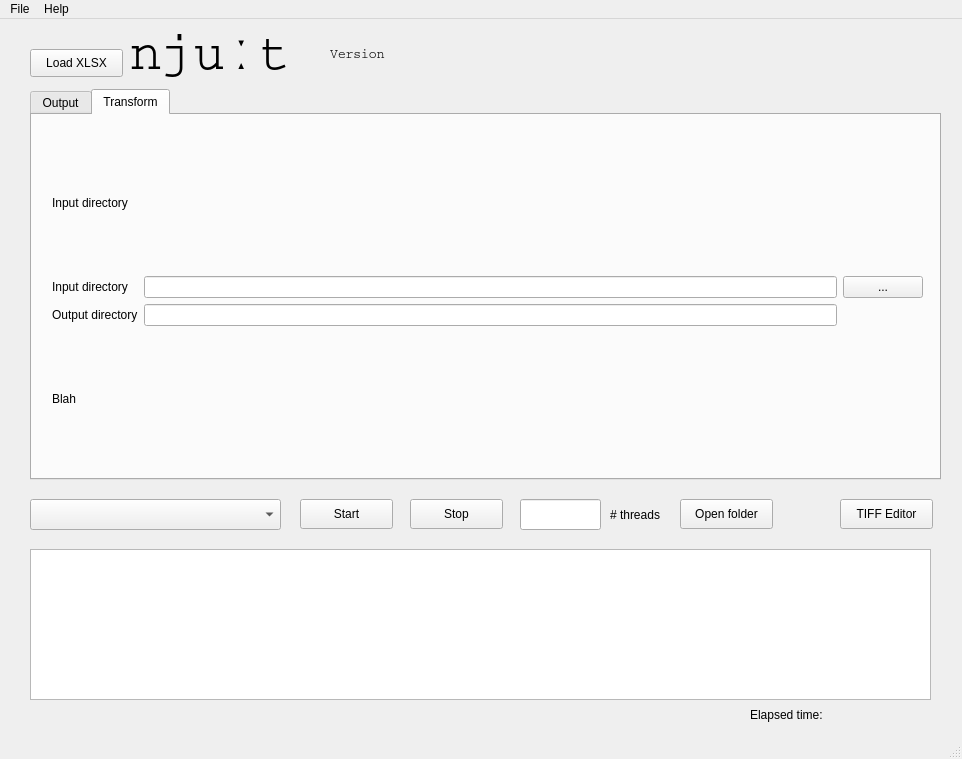
Old version of the form mainwindow.ui in the repository Neural-Systems-at-UIO/nutil.
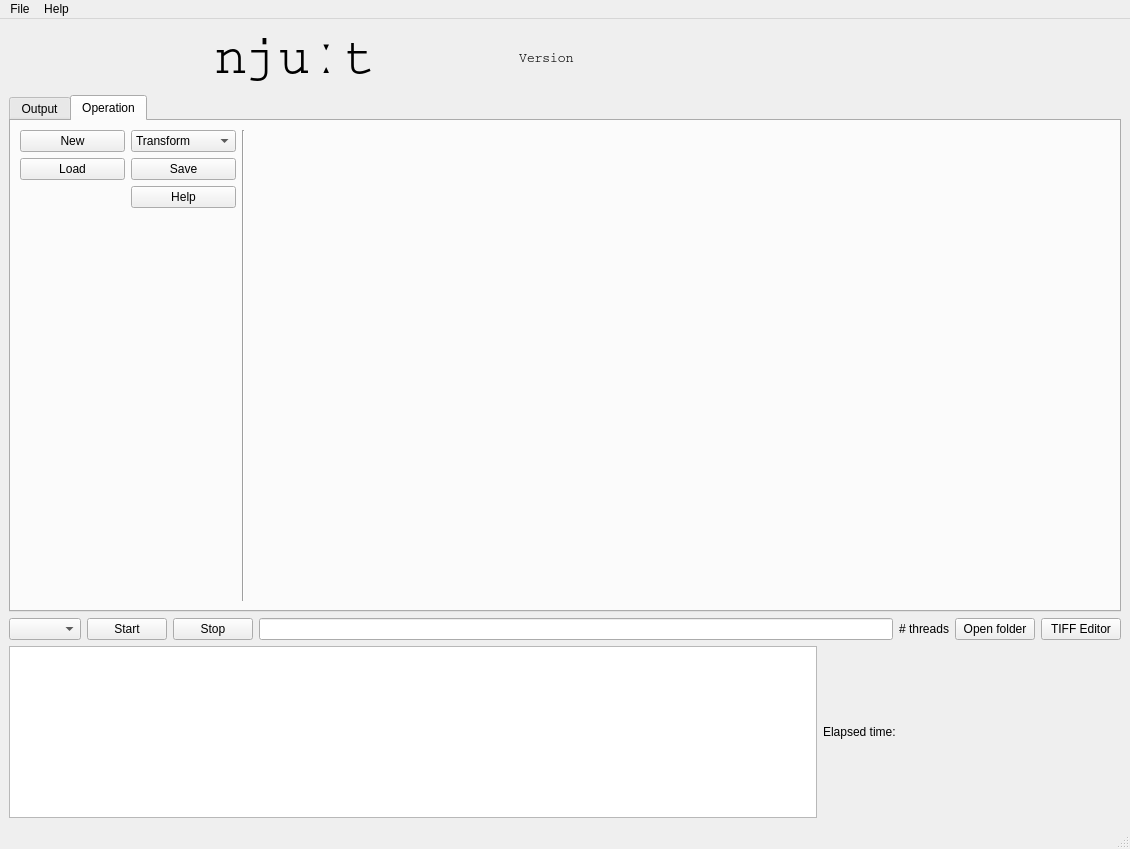
New version of the form.

Diff of the .ui file:
```diff
--- a/mainwindow.ui
+++ b/mainwindow.ui
@@ -6,282 +6,227 @@
    <rect>
     <x>0</x>
     <y>0</y>
-    <width>962</width>
-    <height>759</height>
+    <width>1130</width>
+    <height>849</height>
    </rect>
   </property>
   <property name="windowTitle">
    <string>NeSys Utilities</string>
   </property>
   <widget class="QWidget" name="centralwidget">
-   <widget class="QPushButton" name="btnLoad">
-    <property name="geometry">
-     <rect>
-      <x>30</x>
-      <y>30</y>
-      <width>93</width>
-      <height>28</height>
-     </rect>
-    </property>
-    <property name="text">
-     <string>Load XLSX</string>
-    </property>
-   </widget>
-   <widget class="QPushButton" name="btnStart">
-    <property name="geometry">
-     <rect>
-      <x>300</x>
-      <y>480</y>
-      <width>93</width>
-      <height>30</height>
-     </rect>
-    </property>
-    <property name="text">
-     <string>Start</string>
-    </property>
-   </widget>
-   <widget class="QPushButton" name="btnStop">
-    <property name="geometry">
-     <rect>
-      <x>410</x>
-      <y>480</y>
-      <width>93</width>
-      <height>30</height>
-     </rect>
-    </property>
-    <property name="text">
-     <string>Stop</string>
-    </property>
-   </widget>
-   <widget class="QTextBrowser" name="txtError">
-    <property name="geometry">
-     <rect>
-      <x>30</x>
-      <y>530</y>
-      <width>901</width>
-      <height>151</height>
-     </rect>
-    </property>
-   </widget>
-   <widget class="QLabel" name="lblMain">
-    <property name="geometry">
-     <rect>
-      <x>330</x>
-      <y>0</y>
-      <width>581</width>
-      <height>71</height>
-     </rect>
-    </property>
-    <property name="font">
-     <font>
-      <family>Courier</family>
-      <pointsize>10</pointsize>
-     </font>
-    </property>
-    <property name="text">
-     <string>Version</string>
-    </property>
-   </widget>
-   <widget class="QComboBox" name="cmbSheets">
-    <property name="geometry">
-     <rect>
-      <x>30</x>
-      <y>480</y>
-      <width>251</width>
-      <height>31</height>
-     </rect>
-    </property>
-   </widget>
-   <widget class="QPushButton" name="btnTiffEdit">
-    <property name="geometry">
-     <rect>
-      <x>840</x>
-      <y>480</y>
-      <width>93</width>
-      <height>30</height>
-     </rect>
-    </property>
-    <property name="text">
-     <string>TIFF Editor</string>
-    </property>
-   </widget>
-   <widget class="QLabel" name="lblMain_2">
-    <property name="geometry">
-     <rect>
-      <x>130</x>
-      <y>0</y>
-      <width>191</width>
-      <height>71</height>
-     </rect>
-    </property>
-    <property name="font">
-     <font>
-      <family>Courier</family>
-      <pointsize>40</pointsize>
-     </font>
-    </property>
-    <property name="text">
-     <string>njuːt</string>
-    </property>
-   </widget>
-   <widget class="QLabel" name="lblNewt">
-    <property name="geometry">
-     <rect>
-      <x>770</x>
-      <y>-10</y>
-      <width>171</width>
-      <height>101</height>
-     </rect>
-    </property>
-    <property name="text">
-     <string/>
-    </property>
-    <property name="scaledContents">
-     <bool>true</bool>
-    </property>
-   </widget>
-   <widget class="QLineEdit" name="leProcessors">
-    <property name="geometry">
-     <rect>
-      <x>520</x>
-      <y>480</y>
-      <width>81</width>
-      <height>31</height>
-     </rect>
-    </property>
-   </widget>
-   <widget class="QLabel" name="label">
-    <property name="geometry">
-     <rect>
-      <x>610</x>
-      <y>485</y>
-      <width>81</width>
-      <height>21</height>
-     </rect>
-    </property>
-    <property name="text">
-     <string># threads</string>
-    </property>
-   </widget>
-   <widget class="QPushButton" name="btnOpenFolder">
-    <property name="geometry">
-     <rect>
-      <x>680</x>
-      <y>480</y>
-      <width>93</width>
-      <height>30</height>
-     </rect>
-    </property>
-    <property name="text">
-     <string>Open folder</string>
-    </property>
-   </widget>
-   <widget class="QLabel" name="lblElapsedTime">
-    <property name="geometry">
-     <rect>
-      <x>750</x>
-      <y>675</y>
-      <width>181</width>
-      <height>41</height>
-     </rect>
-    </property>
-    <property name="text">
-     <string>Elapsed time:</string>
-    </property>
-   </widget>
-   <widget class="QTabWidget" name="tabWidget">
-    <property name="geometry">
-     <rect>
-      <x>30</x>
-      <y>70</y>
-      <width>911</width>
-      <height>391</height>
-     </rect>
-    </property>
-    <property name="currentIndex">
-     <number>1</number>
-    </property>
-    <widget class="QWidget" name="tab">
-     <attribute name="title">
-      <string>Output</string>
-     </attribute>
-     <widget class="QTextBrowser" name="txtInfo">
-      <property name="geometry">
-       <rect>
-        <x>10</x>
-        <y>10</y>
-        <width>891</width>
-        <height>351</height>
-       </rect>
+   <layout class="QGridLayout" name="gridLayout" rowstretch="1,15,1,5">
+    <item row="0" column="0">
+     <widget class="QLabel" name="lblNewt">
+      <property name="maximumSize">
+       <size>
+        <width>200</width>
+        <height>128</height>
+       </size>
       </property>
+      <property name="text">
+       <string/>
+      </property>
+      <property name="scaledContents">
+       <bool>true</bool>
+      </property>
      </widget>
-    </widget>
-    <widget class="QWidget" name="tab_2">
-     <attribute name="title">
-      <string>Transform</string>
-     </attribute>
-     <widget class="QWidget" name="gridLayoutWidget">
-      <property name="geometry">
-       <rect>
-        <x>20</x>
-        <y>20</y>
-        <width>871</width>
-        <height>331</height>
-       </rect>
+    </item>
+    <item row="0" column="1">
+     <widget class="QLabel" name="lblMain_2">
+      <property name="font">
+       <font>
+        <family>Courier</family>
+        <pointsize>40</pointsize>
+       </font>
       </property>
-      <layout class="QGridLayout" name="gridLayout">
-       <item row="0" column="0">
-        <widget class="QLabel" name="label_4">
-         <property name="text">
-          <string>Input directory</string>
-         </property>
-        </widget>
-       </item>
-       <item row="1" column="1">
-        <widget class="QLineEdit" name="leTransInputDirectory"/>
-       </item>
-       <item row="3" column="0">
-        <widget class="QLabel" name="label_3">
-         <property name="text">
-          <string>Blah</string>
-         </property>
-        </widget>
-       </item>
-       <item row="1" column="0">
-        <widget class="QLabel" name="label_2">
-         <property name="text">
-          <string>Input directory</string>
-         </property>
-        </widget>
-       </item>
-       <item row="1" column="2">
-        <widget class="QPushButton" name="bntSetInputDirectory">
-         <property name="text">
-          <string>...</string>
-         </property>
-        </widget>
-       </item>
-       <item row="2" column="0">
-        <widget class="QLabel" name="label_5">
-         <property name="text">
-          <string>Output directory</string>
-         </property>
-        </widget>
-       </item>
-       <item row="2" column="1">
-        <widget class="QLineEdit" name="leTransInputDirectory_2"/>
-       </item>
-      </layout>
+      <property name="text">
+       <string>njuːt</string>
+      </property>
      </widget>
-    </widget>
-   </widget>
+    </item>
+    <item row="0" column="2">
+     <widget class="QLabel" name="lblMain">
+      <property name="font">
+       <font>
+        <family>Courier</family>
+        <pointsize>10</pointsize>
+       </font>
+      </property>
+      <property name="text">
+       <string>Version</string>
+      </property>
+     </widget>
+    </item>
+    <item row="1" column="0" colspan="4">
+     <widget class="QTabWidget" name="tabWidget">
+      <property name="currentIndex">
+       <number>1</number>
+      </property>
+      <widget class="QWidget" name="tab">
+       <attribute name="title">
+        <string>Output</string>
+       </attribute>
+       <layout class="QGridLayout" name="gridLayout_3">
+        <item row="0" column="0">
+         <widget class="QTextBrowser" name="txtInfo"/>
+        </item>
+       </layout>
+      </widget>
+      <widget class="QWidget" name="tab_2">
+       <attribute name="title">
+        <string>Operation</string>
+       </attribute>
+       <layout class="QHBoxLayout" name="horizontalLayout" stretch="2,0,8">
+        <item>
+         <layout class="QGridLayout" name="gridLayout_4">
+          <item row="1" column="1">
+           <widget class="QPushButton" name="btnSave">
+            <property name="text">
+             <string>Save</string>
+            </property>
+           </widget>
+          </item>
+          <item row="0" column="0">
+           <widget class="QPushButton" name="btnNew">
+            <property name="text">
+             <string>New</string>
+            </property>
+           </widget>
+          </item>
+          <item row="1" column="0">
+           <widget class="QPushButton" name="btnLoad_2">
+            <property name="text">
+             <string>Load</string>
+            </property>
+           </widget>
+          </item>
+          <item row="2" column="1">
+           <widget class="QPushButton" name="pushButton">
+            <property name="text">
+             <string>Help</string>
+            </property>
+           </widget>
+          </item>
+          <item row="0" column="1">
+           <widget class="QComboBox" name="cmbNew">
+            <item>
+             <property name="text">
+              <string>Transform</string>
+             </property>
+            </item>
+            <item>
+             <property name="text">
+              <string>Quantifier</string>
+             </property>
+            </item>
+           </widget>
+          </item>
+          <item row="3" column="1">
+           <spacer name="verticalSpacer">
+            <property name="orientation">
+             <enum>Qt::Vertical</enum>
+            </property>
+            <property name="sizeHint" stdset="0">
+             <size>
+              <width>20</width>
+              <height>40</height>
+             </size>
+            </property>
+           </spacer>
+          </item>
+         </layout>
+        </item>
+        <item>
+         <widget class="Line" name="line">
+          <property name="orientation">
+           <enum>Qt::Vertical</enum>
+          </property>
+         </widget>
+        </item>
+        <item>
+         <layout class="QGridLayout" name="gridTemplate">
+          <item row="0" column="0">
+           <spacer name="horizontalSpacer">
+            <property name="orientation">
+             <enum>Qt::Horizontal</enum>
+            </property>
+            <property name="sizeHint" stdset="0">
+             <size>
+              <width>40</width>
+              <height>20</height>
+             </size>
+            </property>
+           </spacer>
+          </item>
+         </layout>
+        </item>
+       </layout>
+      </widget>
+     </widget>
+    </item>
+    <item row="2" column="0" colspan="4">
+     <layout class="QHBoxLayout" name="horizontalLayout_2">
+      <item>
+       <widget class="QComboBox" name="cmbSheets"/>
+      </item>
+      <item>
+       <widget class="QPushButton" name="btnStart">
+        <property name="text">
+         <string>Start</string>
+        </property>
+       </widget>
+      </item>
+      <item>
+       <widget class="QPushButton" name="btnStop">
+        <property name="text">
+         <string>Stop</string>
+        </property>
+       </widget>
+      </item>
+      <item>
+       <widget class="QLineEdit" name="leProcessors"/>
+      </item>
+      <item>
+       <widget class="QLabel" name="label">
+        <property name="text">
+         <string># threads</string>
+        </property>
+       </widget>
+      </item>
+      <item>
+       <widget class="QPushButton" name="btnOpenFolder">
+        <property name="text">
+         <string>Open folder</string>
+        </property>
+       </widget>
+      </item>
+      <item>
+       <widget class="QPushButton" name="btnTiffEdit">
+        <property name="text">
+         <string>TIFF Editor</string>
+        </property>
+       </widget>
+      </item>
+     </layout>
+    </item>
+    <item row="3" column="3">
+     <widget class="QLabel" name="lblElapsedTime">
+      <property name="text">
+       <string>Elapsed time:</string>
+      </property>
+     </widget>
+    </item>
+    <item row="3" column="0" colspan="3">
+     <widget class="QTextBrowser" name="txtError"/>
+    </item>
+   </layout>
   </widget>
   <widget class="QMenuBar" name="menubar">
    <property name="geometry">
     <rect>
      <x>0</x>
      <y>0</y>
-     <width>962</width>
+     <width>1130</width>
      <height>20</height>
     </rect>
    </property>
```
